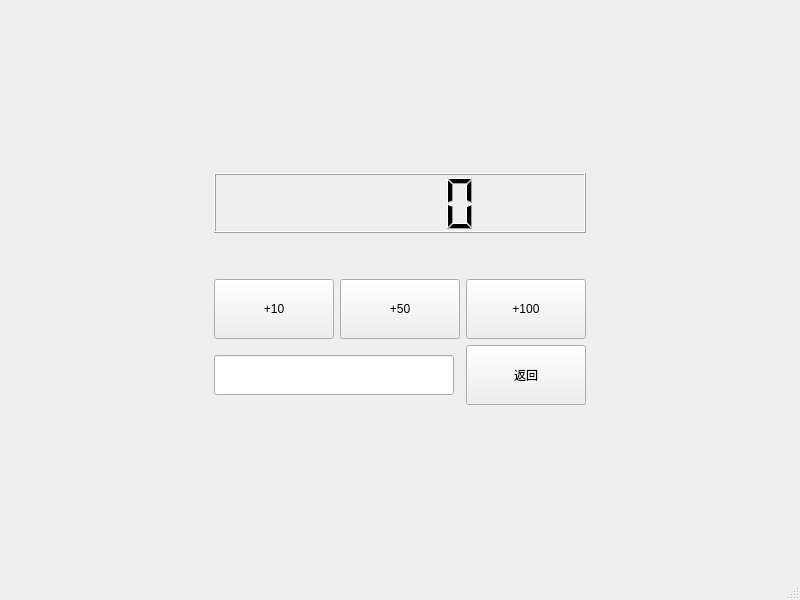
Old version of the form mainCode/balance.ui in the repository CarlosDJY/QtBasedGroupWork.
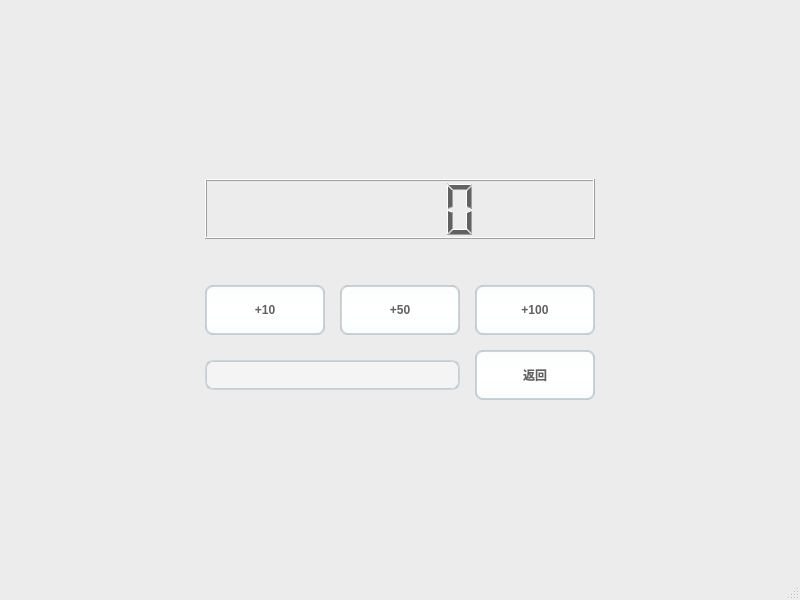
New version of the form. Icons and pictures are not drawn.

Diff of the .ui file:
```diff
--- a/mainCode/balance.ui
+++ b/mainCode/balance.ui
@@ -13,6 +13,443 @@
   <property name="windowTitle">
    <string>MainWindow</string>
   </property>
+  <property name="styleSheet">
+   <string notr="true">/*
+ * MacOS Style Sheet for QT Applications
+ * Author: Jaime A. Quiroga P.
+ * Company: GTRONICK
+ * Last updated: 25/12/2020, 23:10.
+ * Available at: https://github.com/GTRONICK/QSS/blob/master/MacOS.qss
+ */
+QMainWindow {
+    background-color:#ececec;
+}
+QPushButton, QToolButton, QCommandLinkButton{
+    padding: 0 5px 0 5px;
+    border-style: solid;
+    border-top-color: qlineargradient(spread:pad, x1:0, y1:0, x2:0, y2:1, stop:0 #c1c9cf, stop:1 #d2d8dd);
+    border-right-color: qlineargradient(spread:pad, x1:1, y1:0, x2:0, y2:0, stop:0 #c1c9cf, stop:1 #d2d8dd);
+    border-bottom-color: qlineargradient(spread:pad, x1:0, y1:1, x2:0, y2:0, stop:0 #c1c9cf, stop:1 #d2d8dd);
+    border-left-color: qlineargradient(spread:pad, x1:0, y1:0, x2:1, y2:0, stop:0 #c1c9cf, stop:1 #d2d8dd);
+    border-width: 2px;
+    border-radius: 8px;
+    color: #616161;
+    font-weight: bold;
+    background-color: qlineargradient(spread:pad, x1:0.5, y1:0, x2:0.5, y2:1, stop:0 #fbfdfd, stop:0.5 #ffffff, stop:1 #fbfdfd);
+}
+QPushButton::default, QToolButton::default, QCommandLinkButton::default{
+    border: 2px solid transparent;
+    color: #FFFFFF;
+    background-color: qlineargradient(spread:pad, x1:0.5, y1:0, x2:0.5, y2:1, stop:0 #84afe5, stop:1 #1168e4);
+}
+QPushButton:hover, QToolButton:hover, QCommandLinkButton:hover{
+    color: #3d3d3d;
+}
+QPushButton:pressed, QToolButton:pressed, QCommandLinkButton:pressed{
+    color: #aeaeae;
+    background-color: qlineargradient(spread:pad, x1:0.5, y1:0, x2:0.5, y2:1, stop:0 #ffffff, stop:0.5 #fbfdfd, stop:1 #ffffff);
+}
+QPushButton:disabled, QToolButton:disabled, QCommandLinkButton:disabled{
+    color: #616161;
+    background-color: qlineargradient(spread:pad, x1:0.5, y1:0, x2:0.5, y2:1, stop:0 #dce7eb, stop:0.5 #e0e8eb, stop:1 #dee7ec);
+}
+QLineEdit, QTextEdit, QPlainTextEdit, QSpinBox, QDoubleSpinBox, QTimeEdit, QDateEdit, QDateTimeEdit {
+    border-width: 2px;
+    border-radius: 8px;
+    border-style: solid;
+    border-top-color: qlineargradient(spread:pad, x1:0.5, y1:1, x2:0.5, y2:0, stop:0 #c1c9cf, stop:1 #d2d8dd);
+    border-right-color: qlineargradient(spread:pad, x1:0, y1:0, x2:1, y2:0, stop:0 #c1c9cf, stop:1 #d2d8dd);
+    border-bottom-color: qlineargradient(spread:pad, x1:0.5, y1:0, x2:0.5, y2:1, stop:0 #c1c9cf, stop:1 #d2d8dd);
+    border-left-color: qlineargradient(spread:pad, x1:1, y1:0, x2:0, y2:0, stop:0 #c1c9cf, stop:1 #d2d8dd);
+    background-color: #f4f4f4;
+    color: #3d3d3d;
+}
+QLineEdit:focus, QTextEdit:focus, QPlainTextEdit:focus, QSpinBox:focus, QDoubleSpinBox:focus, QTimeEdit:focus, QDateEdit:focus, QDateTimeEdit:focus {
+    border-width: 2px;
+    border-radius: 8px;
+    border-style: solid;
+    border-top-color: qlineargradient(spread:pad, x1:0.5, y1:1, x2:0.5, y2:0, stop:0 #85b7e3, stop:1 #9ec1db);
+    border-right-color: qlineargradient(spread:pad, x1:0, y1:0, x2:1, y2:0, stop:0 #85b7e3, stop:1 #9ec1db);
+    border-bottom-color: qlineargradient(spread:pad, x1:0.5, y1:0, x2:0.5, y2:1, stop:0 #85b7e3, stop:1 #9ec1db);
+    border-left-color: qlineargradient(spread:pad, x1:1, y1:0, x2:0, y2:0, stop:0 #85b7e3, stop:1 #9ec1db);
+    background-color: #f4f4f4;
+    color: #3d3d3d;
+}
+QLineEdit:disabled, QTextEdit:disabled, QPlainTextEdit:disabled, QSpinBox:disabled, QDoubleSpinBox:disabled, QTimeEdit:disabled, QDateEdit:disabled, QDateTimeEdit:disabled {
+    color: #b9b9b9;
+}
+QSpinBox::up-button, QDoubleSpinBox::up-button, QTimeEdit::up-button, QDateEdit::up-button, QDateTimeEdit::up-button {
+    subcontrol-origin: padding;
+    subcontrol-position: top right;
+    width: 15px;
+    color: #272727;
+    border-left-width: 1px;
+    border-left-color: darkgray;
+    border-left-style: solid;
+    border-top-right-radius: 3px;
+    padding: 3px;
+}
+QSpinBox::down-button, QDoubleSpinBox::down-button, QTimeEdit::down-button, QDateEdit::down-button, QDateTimeEdit::down-button {
+    subcontrol-origin: padding;
+    subcontrol-position: bottom right;
+    width: 15px;
+    color: #272727;
+    border-left-width: 1px;
+    border-left-color: darkgray;
+    border-left-style: solid;
+    border-bottom-right-radius: 3px;
+    padding: 3px;
+}
+QSpinBox::up-button:pressed, QDoubleSpinBox::up-button:pressed, QTimeEdit::up-button:pressed, QDateEdit::up-button:pressed, QDateTimeEdit::up-button:pressed {
+    color: #aeaeae;
+    background-color: qlineargradient(spread:pad, x1:0.5, y1:0, x2:0.5, y2:1, stop:0 #ffffff, stop:0.5 #fbfdfd, stop:1 #ffffff);
+}
+QSpinBox::down-button:pressed, QDoubleSpinBox::down-button:pressed, QTimeEdit::down-button:pressed, QDateEdit::down-button:pressed, QDateTimeEdit::down-button:pressed {
+    color: #aeaeae;
+    background-color: qlineargradient(spread:pad, x1:0.5, y1:0, x2:0.5, y2:1, stop:0 #ffffff, stop:0.5 #fbfdfd, stop:1 #ffffff);
+}
+QSpinBox::up-button:hover, QDoubleSpinBox::up-button:hover, QTimeEdit::up-button:hover, QDateEdit::up-button:hover, QDateTimeEdit::up-button:hover {
+    color: #FFFFFF;
+    border-top-right-radius: 5px;
+    background-color: qlineargradient(spread:pad, x1:0.5, y1:0, x2:0.5, y2:1, stop:0 #84afe5, stop:1 #1168e4);
+    
+}
+QSpinBox::down-button:hover, QDoubleSpinBox::down-button:hover, QTimeEdit::down-button:hover, QDateEdit::down-button:hover, QDateTimeEdit::down-button:hover {
+    color: #FFFFFF;
+    border-bottom-right-radius: 5px;
+    background-color: qlineargradient(spread:pad, x1:0.5, y1:0, x2:0.5, y2:1, stop:0 #84afe5, stop:1 #1168e4);
+}
+QSpinBox::up-arrow, QDoubleSpinBox::up-arrow, QTimeEdit::up-arrow, QDateEdit::up-arrow, QDateTimeEdit::up-arrow {
+    image: url(/usr/share/icons/Adwaita/16x16/actions/go-up-symbolic.symbolic.png);
+}
+QSpinBox::down-arrow, QDoubleSpinBox::down-arrow, QTimeEdit::down-arrow, QDateEdit::down-arrow, QDateTimeEdit::down-arrow {
+    image: url(/usr/share/icons/Adwaita/16x16/actions/go-down-symbolic.symbolic.png);
+}
+QProgressBar {
+    max-height: 8px;
+    text-align: center;
+    font: italic bold 11px;
+    color: #3d3d3d;
+    border: 1px solid transparent;
+    border-radius:4px;
+    background-color: qlineargradient(spread:pad, x1:0, y1:0, x2:0, y2:1, stop:0 #ddd5d5, stop:0.5 #dad3d3, stop:1 #ddd5d5);
+}
+QProgressBar::chunk {
+    background-color: qlineargradient(spread:pad, x1:0, y1:0, x2:0, y2:1, stop:0 #467dd1, stop:0.5 #3b88fc, stop:1 #467dd1);
+    border-radius: 4px;
+}
+QProgressBar:disabled {
+    color: #616161;
+}
+QProgressBar::chunk:disabled {
+    background-color: #aeaeae;
+}
+QSlider::groove {
+    border: 1px solid #bbbbbb;
+    background-color: #52595d;
+    border-radius: 4px;
+}
+QSlider::groove:horizontal {
+    height: 6px;
+}
+QSlider::groove:vertical {
+    width: 6px;
+}
+QSlider::handle:horizontal {
+    background: #ffffff;
+    border-style: solid;
+    border-width: 1px;
+    border-color: rgb(207,207,207);
+    width: 12px;
+    margin: -5px 0;
+    border-radius: 7px;
+}
+QSlider::handle:vertical {
+    background: #ffffff;
+    border-style: solid;
+    border-width: 1px;
+    border-color: rgb(207,207,207);
+    height: 12px;
+    margin: 0 -5px;
+    border-radius: 7px;
+}
+QSlider::add-page, QSlider::sub-page {
+    border: 1px transparent;
+    background-color: #52595d;
+    border-radius: 4px;
+}
+QSlider::add-page:horizontal {
+    background: qlineargradient(spread:pad, x1:0, y1:0, x2:0, y2:1, stop:0 #ddd5d5, stop:0.5 #dad3d3, stop:1 #ddd5d5);
+}
+QSlider::sub-page:horizontal {
+    background-color: qlineargradient(spread:pad, x1:0, y1:0, x2:1, y2:0, stop:0 #467dd1, stop:0.5 #3b88fc, stop:1 #467dd1);
+}
+QSlider::add-page:vertical {
+    background-color: qlineargradient(spread:pad, x1:0, y1:0, x2:0, y2:1, stop:0 #467dd1, stop:0.5 #3b88fc, stop:1 #467dd1);
+}
+QSlider::sub-page:vertical {
+    background: qlineargradient(spread:pad, x1:0, y1:0, x2:1, y2:0, stop:0 #ddd5d5, stop:0.5 #dad3d3, stop:1 #ddd5d5);
+}
+QSlider::add-page:horizontal:disabled, QSlider::sub-page:horizontal:disabled, QSlider::add-page:vertical:disabled, QSlider::sub-page:vertical:disabled {
+    background: #b9b9b9;
+}
+QComboBox, QFontComboBox {
+    border-width: 2px;
+    border-radius: 8px;
+    border-style: solid;
+    border-top-color: qlineargradient(spread:pad, x1:0.5, y1:1, x2:0.5, y2:0, stop:0 #c1c9cf, stop:1 #d2d8dd);
+    border-right-color: qlineargradient(spread:pad, x1:0, y1:0, x2:1, y2:0, stop:0 #c1c9cf, stop:1 #d2d8dd);
+    border-bottom-color: qlineargradient(spread:pad, x1:0.5, y1:0, x2:0.5, y2:1, stop:0 #c1c9cf, stop:1 #d2d8dd);
+    border-left-color: qlineargradient(spread:pad, x1:1, y1:0, x2:0, y2:0, stop:0 #c1c9cf, stop:1 #d2d8dd);
+    background-color: #f4f4f4;
+    color: #272727;
+    padding-left: 5px;
+}
+QComboBox:editable, QComboBox:!editable, QComboBox::drop-down:editable, QComboBox:!editable:on, QComboBox::drop-down:editable:on {
+    background: #ffffff;
+}
+QComboBox::drop-down {
+    subcontrol-origin: padding;
+    subcontrol-position: top right;
+    width: 15px;
+    color: #272727;
+    border-left-width: 1px;
+    border-left-color: darkgray;
+    border-left-style: solid;
+    border-top-right-radius: 3px;
+    border-bottom-right-radius: 3px;
+}
+QComboBox::down-arrow {
+    image: url(/usr/share/icons/Adwaita/16x16/actions/go-down-symbolic.symbolic.png); /*Adawaita icon thene*/
+}
+
+QComboBox::down-arrow:on {
+    top: 1px;
+    left: 1px;
+}
+QComboBox QAbstractItemView {
+    border: 1px solid darkgray;
+    border-radius: 8px;
+    selection-background-color: #dadada;
+    selection-color: #272727;
+    color: #272727;
+    background: white;
+}
+QLabel, QCheckBox, QRadioButton {
+    color: #272727;
+}
+QCheckBox {
+    padding: 2px;
+}
+QCheckBox:disabled, QRadioButton:disabled {
+    color: #808086;
+    padding: 2px;
+}
+
+QCheckBox:hover {
+    border-radius:4px;
+    border-style:solid;
+    padding-left: 1px;
+    padding-right: 1px;
+    padding-bottom: 1px;
+    padding-top: 1px;
+    border-width:1px;
+    border-color: transparent;
+}
+QCheckBox::indicator:checked {
+    image: url(/usr/share/icons/Adwaita/16x16/actions/object-select-symbolic.symbolic.png);
+    height: 15px;
+    width: 15px;
+    border-style:solid;
+    border-width: 1px;
+    border-color: #48a5fd;
+    color: #ffffff;
+    border-radius: 3px;
+    background-color: qlineargradient(spread:pad, x1:0, y1:0, x2:0, y2:1, stop:0 #48a5fd, stop:0.5 #329cfb, stop:1 #48a5fd);
+}
+QCheckBox::indicator:unchecked {
+    
+    height: 15px;
+    width: 15px;
+    border-style:solid;
+    border-width: 1px;
+    border-color: #48a5fd;
+    border-radius: 3px;
+    background-color: #fbfdfa;
+}
+QLCDNumber {
+    color: #616161;;
+}
+QMenuBar {
+    background-color: #ececec;
+}
+QMenuBar::item {
+    color: #616161;
+    spacing: 3px;
+    padding: 1px 4px;
+    background-color: #ececec;
+}
+
+QMenuBar::item:selected {
+    background-color: #dadada;
+    color: #3d3d3d;
+}
+QMenu {
+    background-color: #ececec;
+}
+QMenu::item:selected {
+    background-color: #dadada;
+    color: #3d3d3d;
+}
+QMenu::item {
+    color: #616161;;
+    background-color: #e0e0e0;
+}
+QTabWidget {
+    color:rgb(0,0,0);
+    background-color:#000000;
+}
+QTabWidget::pane {
+    border-color: #050a0e;
+    background-color: #e0e0e0;
+    border-width: 1px;
+    border-radius: 4px;
+    position: absolute;
+    top: -0.5em;
+    padding-top: 0.5em;
+}
+
+QTabWidget::tab-bar {
+    alignment: center;
+}
+
+QTabBar::tab {
+    border-bottom: 1px solid #c0c0c0;
+    padding: 3px;
+    color: #272727;
+    background-color: #fefefc;
+    margin-left:0px;
+}
+QTabBar::tab:!last {
+    border-right: 1px solid;
+    border-right-color: #c0c0c0;
+    border-bottom-color: #c0c0c0;
+}
+QTabBar::tab:first {
+    border-top-left-radius: 4px;
+    border-bottom-left-radius: 4px;
+}
+QTabBar::tab:last {
+    border-top-right-radius: 4px;
+    border-bottom-right-radius: 4px;
+}
+QTabBar::tab:selected, QTabBar::tab:last:selected, QTabBar::tab:hover {
+    color: #FFFFFF;
+    background-color: qlineargradient(spread:pad, x1:0.5, y1:0, x2:0.5, y2:1, stop:0 #84afe5, stop:1 #1168e4);
+}
+QRadioButton::indicator {
+    height: 14px;
+    width: 14px;
+    border-style:solid;
+    border-radius:7px;
+    border-width: 1px;
+}
+QRadioButton::indicator:checked {
+    border-color: #48a5fd;
+    background-color: qradialgradient(cx:0.5, cy:0.5, radius:0.4,fx:0.5, fy:0.5, stop:0 #ffffff, stop:0.5 #ffffff, stop:0.6 #48a5fd, stop:1 #48a5fd);
+}
+QRadioButton::indicator:!checked {
+    border-color: #a9b7c6;
+    background-color: #fbfdfa;
+}
+QStatusBar {
+    color:#027f7f;
+}
+
+QDial {
+    background: #16a085;
+}
+
+QToolBox {
+    color: #a9b7c6;
+    background-color: #222b2e;
+}
+QToolBox::tab {
+    color: #a9b7c6;
+    background-color:#222b2e;
+}
+QToolBox::tab:selected {
+    color: #FFFFFF;
+    background-color:#222b2e;
+}
+QScrollArea {
+    color: #FFFFFF;
+    background-color:#222b2e;
+}
+
+QScrollBar:horizontal {
+	max-height: 10px;
+	border: 1px transparent grey;
+	margin: 0px 20px 0px 20px;
+	background: transparent;
+}
+QScrollBar:vertical {
+	max-width: 10px;
+	border: 1px transparent grey;
+	margin: 20px 0px 20px 0px;
+	background: transparent;
+}
+QScrollBar::handle:vertical, QScrollBar::handle:horizontal {
+	background: #52595d;
+	border-style: transparent;
+	border-radius: 4px;
+	min-height: 25px;
+}
+QScrollBar::handle:horizontal:hover, QScrollBar::handle:vertical:hover {
+	background: qlineargradient(spread:pad, x1:0, y1:0, x2:1, y2:0, stop:0 #467dd1, stop:0.5 #3b88fc, stop:1 #467dd1);
+}
+QScrollBar::add-line, QScrollBar::sub-line {
+    border: 2px transparent grey;
+    border-radius: 4px;
+    subcontrol-origin: margin;
+    background: #b9b9b9;
+}
+QScrollBar::add-line:horizontal {
+    width: 20px;
+    subcontrol-position: right;
+}
+QScrollBar::add-line:vertical {
+    height: 20px;
+    subcontrol-position: bottom;
+}
+QScrollBar::sub-line:horizontal {
+    width: 20px;
+    subcontrol-position: left;
+}
+QScrollBar::sub-line:vertical {
+    height: 20px;
+    subcontrol-position: top;
+}
+QScrollBar::add-line:vertical:pressed, QScrollBar::add-line:horizontal:pressed, QScrollBar::sub-line:horizontal:pressed, QScrollBar::sub-line:vertical:pressed {
+    background: qlineargradient(spread:pad, x1:0, y1:0, x2:1, y2:0, stop:0 #467dd1, stop:0.5 #3b88fc, stop:1 #467dd1);
+}
+QScrollBar::add-page:horizontal, QScrollBar::sub-page:horizontal, QScrollBar::add-page:vertical, QScrollBar::sub-page:vertical {
+    background: none;
+}
+QScrollBar::up-arrow:vertical {
+    image: url(/usr/share/icons/Adwaita/16x16/actions/go-up-symbolic.symbolic.png);
+}
+QScrollBar::down-arrow:vertical {
+    image: url(/usr/share/icons/Adwaita/16x16/actions/go-down-symbolic.symbolic.png);
+}
+QScrollBar::left-arrow:horizontal {
+    image: url(/usr/share/icons/Adwaita/16x16/actions/go-previous-symbolic.symbolic.png);
+}
+QScrollBar::right-arrow:horizontal {
+    image: url(/usr/share/icons/Adwaita/16x16/actions/go-next-symbolic.symbolic.png);
+}
+</string>
+  </property>
   <widget class="QWidget" name="centralwidget">
    <layout class="QVBoxLayout" name="verticalLayout">
     <item>
@@ -96,18 +533,21 @@
         </item>
         <item>
          <layout class="QGridLayout" name="gridLayout">
+          <property name="spacing">
+           <number>15</number>
+          </property>
           <item row="0" column="0">
            <widget class="QPushButton" name="plus10">
             <property name="minimumSize">
              <size>
               <width>120</width>
-              <height>60</height>
+              <height>50</height>
              </size>
             </property>
             <property name="maximumSize">
              <size>
               <width>120</width>
-              <height>60</height>
+              <height>50</height>
              </size>
             </property>
             <property name="text">
@@ -120,13 +560,13 @@
             <property name="minimumSize">
              <size>
               <width>120</width>
-              <height>60</height>
+              <height>50</height>
              </size>
             </property>
             <property name="maximumSize">
              <size>
               <width>120</width>
-              <height>60</height>
+              <height>50</height>
              </size>
             </property>
             <property name="text">
@@ -139,13 +579,13 @@
             <property name="minimumSize">
              <size>
               <width>120</width>
-              <height>60</height>
+              <height>50</height>
              </size>
             </property>
             <property name="maximumSize">
              <size>
               <width>120</width>
-              <height>60</height>
+              <height>50</height>
              </size>
             </property>
             <property name="text">
@@ -158,13 +598,13 @@
             <property name="minimumSize">
              <size>
               <width>240</width>
-              <height>40</height>
+              <height>30</height>
              </size>
             </property>
             <property name="maximumSize">
              <size>
-              <width>240</width>
-              <height>40</height>
+              <width>260</width>
+              <height>30</height>
              </size>
             </property>
            </widget>
@@ -174,13 +614,13 @@
             <property name="minimumSize">
              <size>
               <width>120</width>
-              <height>60</height>
+              <height>50</height>
              </size>
             </property>
             <property name="maximumSize">
              <size>
               <width>120</width>
-              <height>60</height>
+              <height>50</height>
              </size>
             </property>
             <property name="text">
```
Left out of the diff: 2 changed lines with no effect on the pictures.
